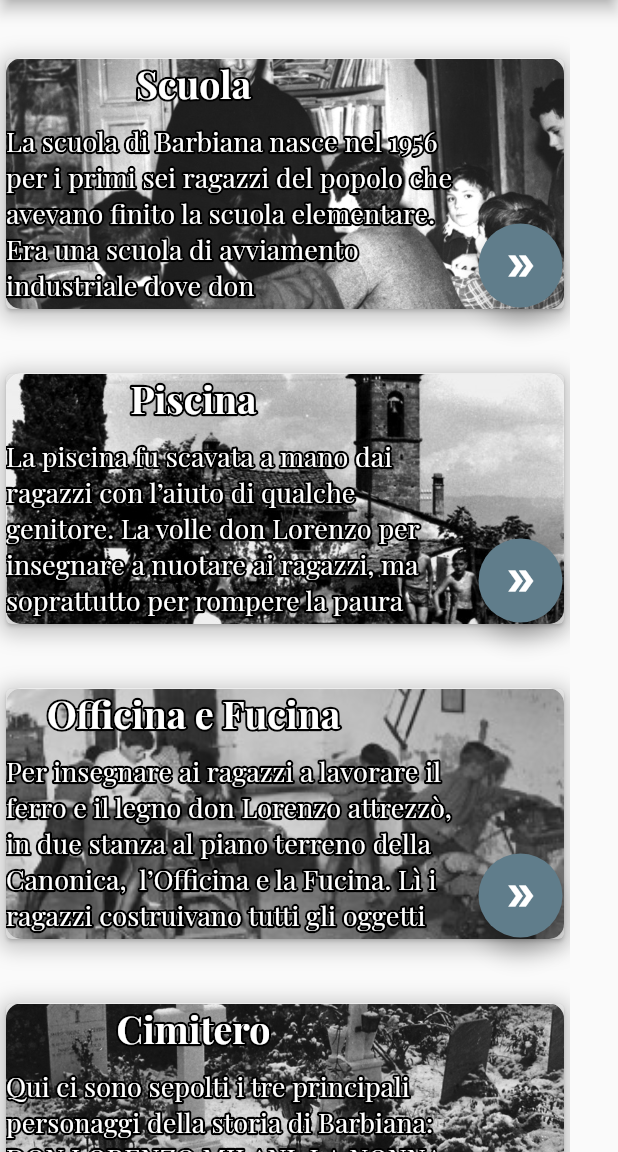
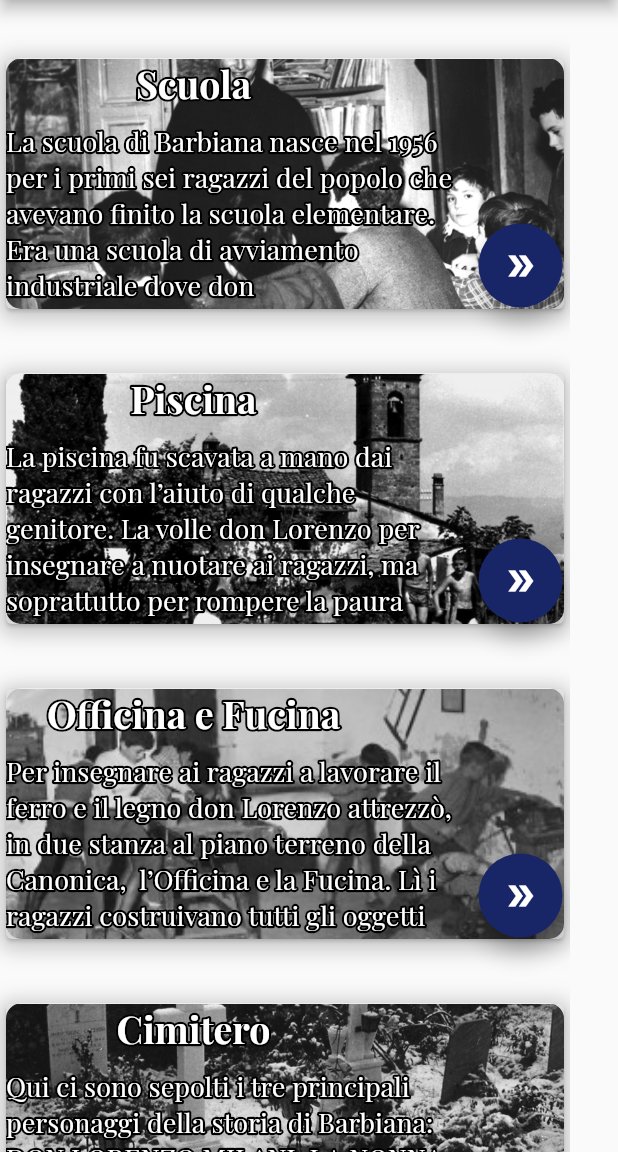
Before and after one commit to Progxy/fdmApp, a Flutter app: the Eventi screen opened by its route, in the side drawer, after a tap on "Percorsi", on a phone screen of 412 x 824 dp, the part 84-1236 px from its top. Run offline on Flutter 3.47's test engine with Material 2 defaults, Android fonts, the phone set to English and light mode, and no system bars; drawn by our look-alikes of bordered_text; our stand-ins replace carousel_slider, cloud_firestore, connectivity, datetime_picker_formfield, dotted_line, firebase_auth and 7 more; missing offline and left inert: mailer2, stripe_payment; accounts and stored records are empty; project files that could hold a hidden picture were left out.

Commit message:
added new design

```diff
--- a/lib/screens/SeCHS.dart
+++ b/lib/screens/SeCHS.dart
@@ -34,7 +34,8 @@ class Stampa extends StatelessWidget {
         centerTitle: true,
       ),
       drawer: MainDrawer(),
-      body: Column(
+      body: SingleChildScrollView(
+        child: Column(
           mainAxisAlignment: MainAxisAlignment.start,
           children: [
             SizedBox(
@@ -47,6 +48,7 @@ class Stampa extends StatelessWidget {
             CHSBuilder(),
           ],
         ),
+      ),
     );
   }
 }
--- a/lib/screens/SeCHS/CHSBuilder.dart
+++ b/lib/screens/SeCHS/CHSBuilder.dart
@@ -115,7 +115,8 @@ class _CHSBuilderState extends State<CHSBuilder> {
                                       Icons.double_arrow,
                                       size: 45,
                                     ),
-                                    backgroundColor: Colors.blueGrey,
+                                    backgroundColor:
+                                        Color.fromARGB(255, 24, 37, 102),
                                   ),
                                 ),
                               ],
--- a/lib/screens/SeCHS/stampaBuilder.dart
+++ b/lib/screens/SeCHS/stampaBuilder.dart
@@ -115,7 +115,8 @@ class _StampaBuilderState extends State<StampaBuilder> {
                                       Icons.double_arrow,
                                       size: 45,
                                     ),
-                                    backgroundColor: Colors.blueGrey,
+                                    backgroundColor:
+                                        Color.fromARGB(255, 24, 37, 102),
                                   ),
                                 ),
                               ],
--- a/lib/screens/cambioPassword.dart
+++ b/lib/screens/cambioPassword.dart
@@ -526,7 +526,7 @@ class _CambioPasswordState extends State<CambioPassword> {
                   shape: RoundedRectangleBorder(
                     borderRadius: BorderRadius.circular(7.0),
                   ),
-                  color: Colors.blueGrey,
+                  color: Color.fromARGB(255, 24, 37, 102),
                 ),
               ),
             ),
--- a/lib/screens/contatti.dart
+++ b/lib/screens/contatti.dart
@@ -401,7 +401,8 @@ class Contatti extends StatelessWidget {
                                     width: 300,
                                     child: BorderedText(
                                       strokeWidth: 4.0,
-                                      strokeColor: Colors.blue,
+                                      strokeColor:
+                                          Color.fromARGB(255, 24, 37, 102),
                                       child: Text(
                                         info[1],
                                         style: TextStyle(
--- a/lib/screens/eventi.dart
+++ b/lib/screens/eventi.dart
@@ -35,7 +35,8 @@ class Eventi extends StatelessWidget {
         centerTitle: true,
       ),
       drawer: MainDrawer(),
-      body: Column(
+      body: SingleChildScrollView(
+        child: Column(
           mainAxisAlignment: MainAxisAlignment.start,
           children: [
             SizedBox(
@@ -46,7 +47,11 @@ class Eventi extends StatelessWidget {
               height: 35,
             ),
             InfoBuilder(),
+            SizedBox(
+              height: 15,
+            ),
           ],
+        ),
       ),
     );
   }
--- a/lib/screens/eventi/eventiBuilder.dart
+++ b/lib/screens/eventi/eventiBuilder.dart
@@ -116,7 +116,8 @@ class _EventiBuilderState extends State<EventiBuilder> {
                                       Icons.double_arrow,
                                       size: 45,
                                     ),
-                                    backgroundColor: Colors.blueGrey,
+                                    backgroundColor:
+                                        Color.fromARGB(255, 24, 37, 102),
                                   ),
                                 ),
                               ],
--- a/lib/screens/eventi/infoBuilder.dart
+++ b/lib/screens/eventi/infoBuilder.dart
@@ -116,7 +116,8 @@ class _InfoBuilderState extends State<InfoBuilder> {
                                       Icons.double_arrow,
                                       size: 45,
                                     ),
-                                    backgroundColor: Colors.blueGrey,
+                                    backgroundColor:
+                                        Color.fromARGB(255, 24, 37, 102),
                                   ),
                                 ),
                               ],
--- a/lib/screens/feedback.dart
+++ b/lib/screens/feedback.dart
@@ -293,12 +293,12 @@ class _FeedBackState extends State<FeedBack> {
                     height: 43.0,
                     child: RaisedButton(
                       shape: RoundedRectangleBorder(
-                        borderRadius: BorderRadius.circular(20.0),
+                        borderRadius: BorderRadius.circular(10.0),
                         side: BorderSide(
-                          color: Colors.blueGrey,
+                          color: Color.fromARGB(255, 24, 37, 102),
                         ),
                       ),
-                      color: Colors.blueGrey,
+                      color: Color.fromARGB(255, 24, 37, 102),
                       onPressed: () {
                         if (_formKey.currentState.validate()) {
                           sendFeedBack(feedBack, ratingValue);
--- a/lib/screens/iscrizione.dart
+++ b/lib/screens/iscrizione.dart
@@ -1117,7 +1117,7 @@ class _IscrizioneState extends State<Iscrizione> {
                                   shape: RoundedRectangleBorder(
                                     borderRadius: BorderRadius.circular(7.0),
                                   ),
-                                  color: Colors.blueGrey,
+                                  color: Color.fromARGB(255, 24, 37, 102),
                                 ),
                               ),
                             ),
--- a/lib/screens/percorsi.dart
+++ b/lib/screens/percorsi.dart
@@ -173,8 +173,12 @@ class Percorsi extends StatelessWidget {
                                             context, InfoPercorso.routeName,
                                             arguments: i[0]);
                                       },
-                                      child: Icon(Icons.double_arrow),
-                                      backgroundColor: Colors.blueGrey,
+                                      child: Icon(
+                                        Icons.double_arrow,
+                                        color: Colors.white,
+                                      ),
+                                      backgroundColor:
+                                          Color.fromARGB(255, 24, 37, 102),
                                     ),
                                   ),
                                 ],
--- a/lib/screens/recuperoPassword.dart
+++ b/lib/screens/recuperoPassword.dart
@@ -487,7 +487,7 @@ class _RecuperoPasswordState extends State<RecuperoPassword> {
                   shape: RoundedRectangleBorder(
                     borderRadius: BorderRadius.circular(7.0),
                   ),
-                  color: Colors.blueGrey,
+                  color: Color.fromARGB(255, 24, 37, 102),
                 ),
               ),
             ),
--- a/lib/screens/visita.dart
+++ b/lib/screens/visita.dart
@@ -443,9 +443,11 @@ class _VisitaState extends State<Visita> {
                     label: Text(
                       "Verifica Disponibilità",
                       style: TextStyle(
+                        color: Colors.white,
                         fontSize: 20,
                       ),
                     ),
+                    backgroundColor: Color.fromARGB(255, 24, 37, 102),
                   ),
                 ),
               ],
@@ -1040,7 +1042,7 @@ class _VisitaState extends State<Visita> {
                             ),
                             FloatingActionButton(
                               heroTag: null,
-                              backgroundColor: Colors.blueGrey,
+                              backgroundColor: Color.fromARGB(255, 24, 37, 102),
                               onPressed: () {
                                 if (_formKey.currentState.validate() &&
                                     checked) {
@@ -1122,6 +1124,7 @@ class _VisitaState extends State<Visita> {
                               child: Icon(
                                 Icons.send,
                                 size: 40.0,
+                                color: Colors.white,
                               ),
                             ),
                             SizedBox(
```
Also changed, not shown: lib/screens/privacy.dart (+5 -0 lines). Lines whose indentation alone changed are shown as unchanged.
